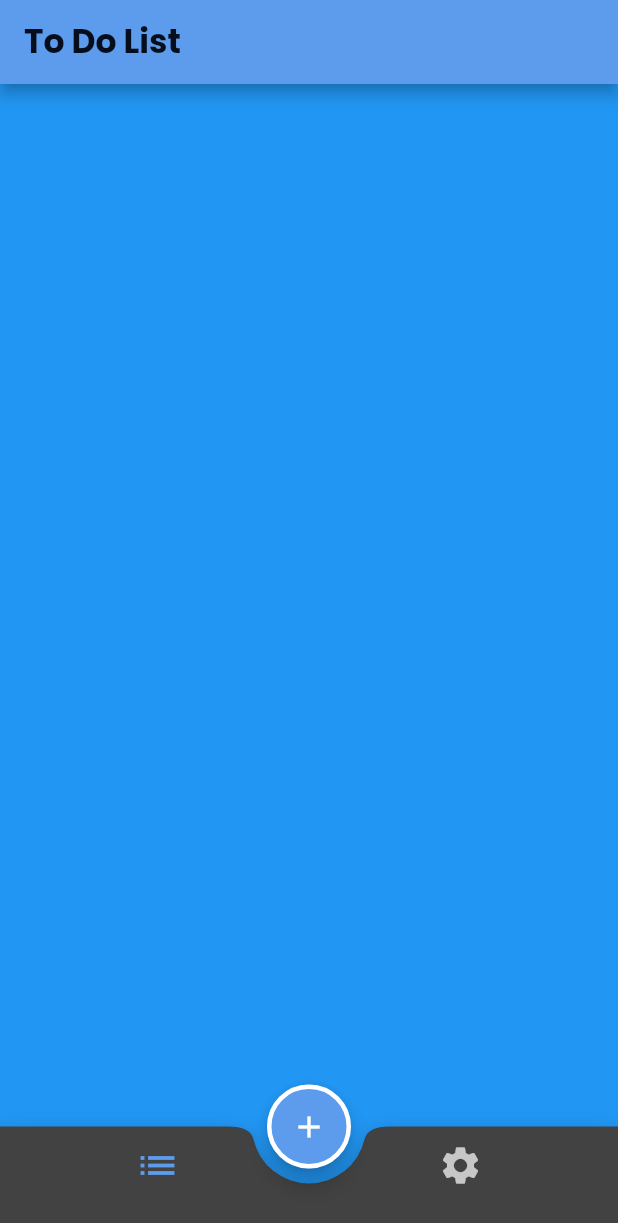
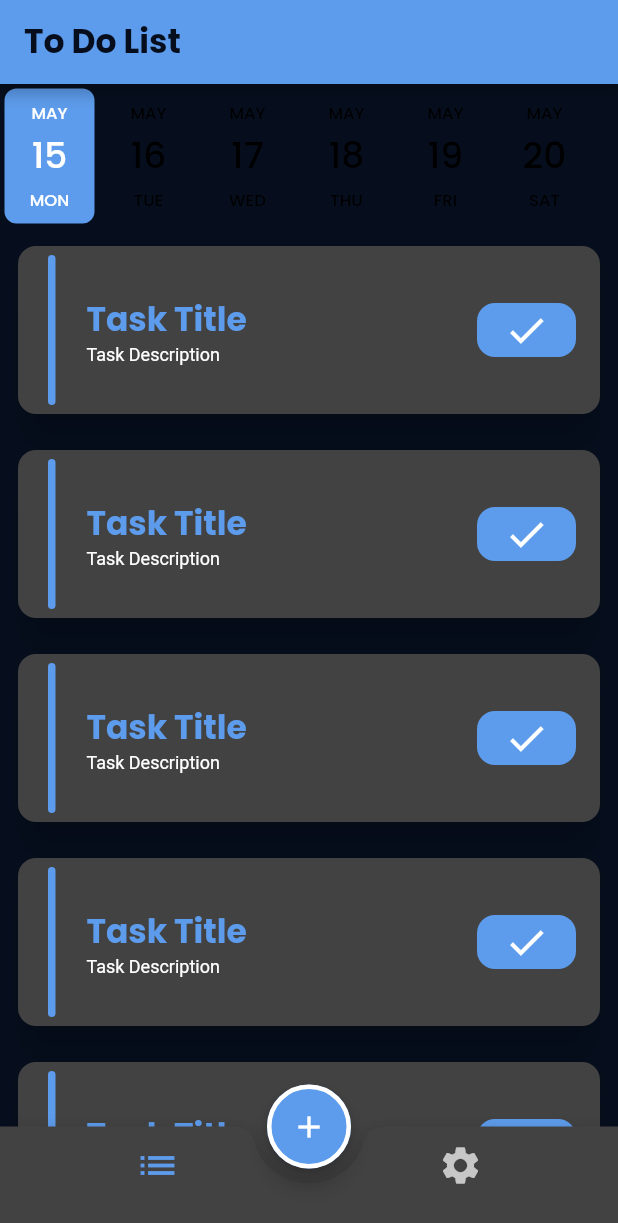
Before and after one commit to salmahossam094/todo, a Flutter app: the screen it shows after launch, on a phone screen of 412 x 824 dp. Shown: the top 1223 px of the screen. Run offline on Flutter 3.47's test engine with Material 2 defaults, Android fonts, the phone set to English and light mode, and no system bars; drawn by our look-alikes of date_picker_timeline; our stand-ins replace google_fonts, shared_preferences; generated files the repository leaves out were written again.

Commit message:
add task Item

```diff
--- /dev/null
+++ b/lib/screens/task_item.dart
@@ -0,0 +1,64 @@
+import 'package:flutter/material.dart';
+import 'package:todo/shared/styles/app_colors.dart';
+
+class TaskItem extends StatelessWidget {
+  const TaskItem({Key? key}) : super(key: key);
+
+  @override
+  Widget build(BuildContext context) {
+    return Padding(
+      padding: const EdgeInsets.all(8.0),
+      child: Card(
+        elevation: 12,
+        shape: OutlineInputBorder(
+            borderRadius: BorderRadius.circular(12),
+            borderSide: const BorderSide(color: Colors.transparent)),
+        child: Row(
+          children: [
+            Container(
+              height: 100,
+              width: 5,
+              decoration: BoxDecoration(
+                  color: AppColor.lightColor,
+                  borderRadius: BorderRadius.circular(4)),
+              margin: const EdgeInsets.only(top: 6, left: 20, bottom: 6),
+            ),
+            SizedBox(
+              width: MediaQuery.of(context).size.width * 0.05,
+            ),
+            Column(
+              crossAxisAlignment: CrossAxisAlignment.start,
+              children: [
+                Text(
+                  'Task Title',
+                  style: Theme.of(context)
+                      .textTheme
+                      .bodyLarge!
+                      .copyWith(color: AppColor.lightColor),
+                ),
+                Text(
+                  'Task Description',
+                  style: Theme.of(context).textTheme.bodySmall,
+                )
+              ],
+            ),
+            const Spacer(),
+            Container(
+                margin: const EdgeInsets.only(right: 16),
+                padding:
+                    const EdgeInsets.symmetric(horizontal: 18, vertical: 3),
+                decoration: BoxDecoration(
+                  color: AppColor.lightColor,
+                  borderRadius: BorderRadius.circular(12),
+                ),
+                child: const Icon(
+                  Icons.done,
+                  color: Colors.white,
+                  size: 30,
+                ))
+          ],
+        ),
+      ),
+    );
+  }
+}
--- a/lib/screens/tasks.dart
+++ b/lib/screens/tasks.dart
@@ -1,10 +1,47 @@
+import 'package:date_picker_timeline/date_picker_widget.dart';
 import 'package:flutter/material.dart';
+import 'package:provider/provider.dart';
+import 'package:todo/providers/my_provider.dart';
+import 'package:todo/screens/task_item.dart';
+import 'package:todo/shared/styles/app_colors.dart';
 
-class TasksTab extends StatelessWidget {
+class TasksTab extends StatefulWidget {
+  const TasksTab({Key? key}) : super(key: key);
+
+  @override
+  State<TasksTab> createState() => _TasksTabState();
+}
+
+class _TasksTabState extends State<TasksTab> {
+  DateTime date = DateTime.now();
   @override
   Widget build(BuildContext context) {
-    return Container(
-      color: Colors.blue,
+
+    var pro = Provider.of<MyProvider>(context);
+    return Column(
+      children: [
+        DatePicker(
+          DateTime.now(),
+          initialSelectedDate: DateTime.now(),
+          selectionColor: AppColor.lightColor,
+          selectedTextColor: Colors.white,
+          height: 96,
+          locale: pro.language,
+          onDateChange: (newDate) {
+            // New date selected
+            setState(() {
+              date = newDate;
+            });
+          },
+        ),
+        Expanded(
+            child: ListView.builder(
+          itemBuilder: (context, index) {
+            return TaskItem();
+          },
+          itemCount: 5,
+        ))
+      ],
     );
   }
 }
--- a/pubspec.yaml
+++ b/pubspec.yaml
@@ -41,6 +41,11 @@ dependencies:
   google_fonts: ^4.0.4
   provider: ^6.0.5
   shared_preferences: ^2.1.1
+  date_picker_timeline: ^1.2.3
+
+
+
+
 
 dev_dependencies:
   flutter_test:
```
Also changed, not shown: pubspec.lock.
